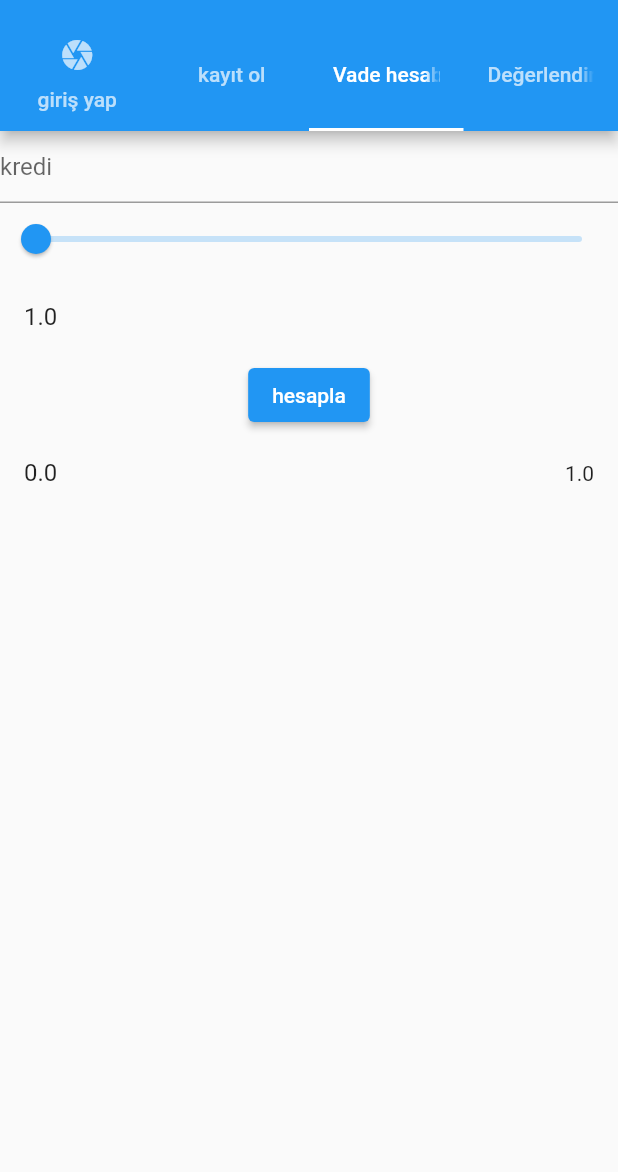
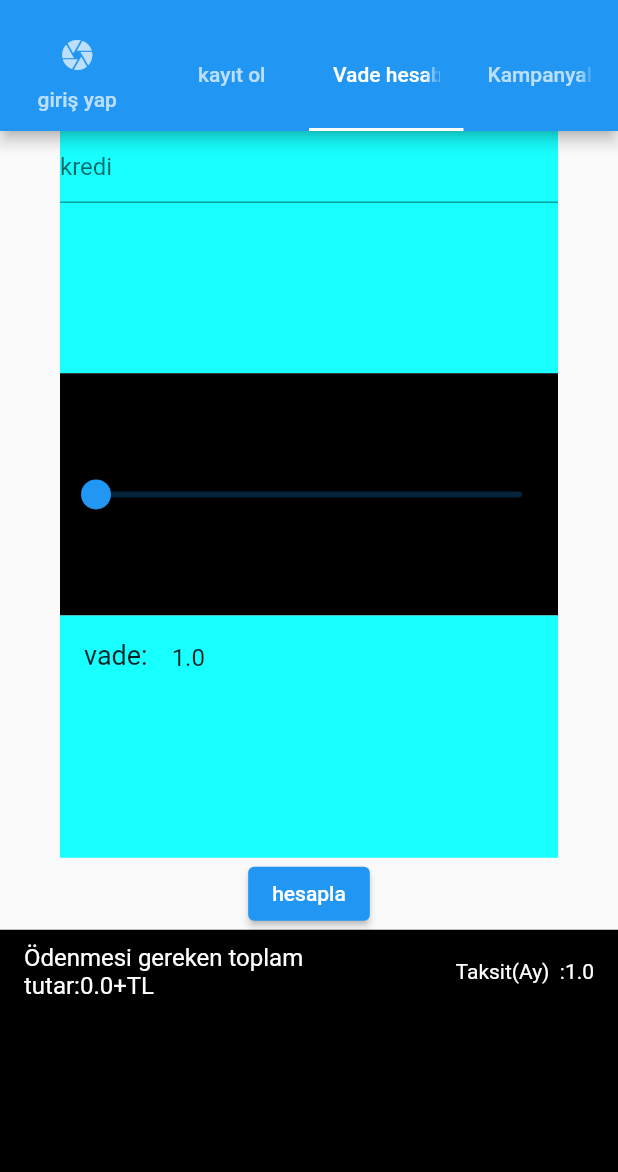
Before and after one commit to onurkryln/mobile-bank-application, a Flutter app: the screen it shows after launch, tab 3 chosen, on a phone screen of 412 x 824 dp, the part 64-1236 px from its top. Run offline on Flutter 3.47's test engine with Material 2 defaults, Android fonts, the phone set to English and light mode, and no system bars; our stand-ins replace cloud_firestore, firebase_auth, firebase_core, get; missing offline and left inert: dart:ffi; accounts and stored records are empty.

Commit message:
'update'

```diff
--- a/yenivhatsapp/lib/Entityy/hesap.dart
+++ b/yenivhatsapp/lib/Entityy/hesap.dart
@@ -83,7 +83,7 @@ List<String>tutar=[];
             text: ("Vade hesabı"),
           ),
           Tab(
-            text: ("Değerlendirme ve yardım"),
+            text: ("Kampanyalar"),
           )
         ]),
       ),
@@ -340,10 +340,23 @@ List<String>tutar=[];
   }
 
   Myimage() {
-    List <ListTile>liste=[ListTile(
+    List <ListTile>liste=[
+      ListTile(
+        tileColor: Colors.white,
+        title: Text("Hemen Üye olun anında 50TL hediye",style: TextStyle(color: Colors.black,fontSize: 19)),
+        trailing: Icon(Icons.attach_money),
+        onTap: () {
+          setState(() {
+            Navigator.push(context, MaterialPageRoute(builder: (context) => SignIn(),));
+
+
+          });
+        },
+      ),
+      ListTile(
         tileColor: color3,
         title: Text("iletişim bilgileri;0541 573 45 72",style: TextStyle(color: Colors.black,fontSize: 19)),
-      trailing: Image.asset("assets/icon/onur00.jpg"),
+        trailing: Image.asset("assets/images/onur00.jpg"),
         onTap: () {
           setState(() {
             print("$t3");
@@ -422,7 +435,7 @@ List<String>tutar=[];
                 t>=3?icon:icon2,),
                 SizedBox(height: 10,),
                 Container(color: Colors.black,
-           child: t<=3?Text("Yanıtınız içi teşekkürler:).",style: TextStyle(color: Colors.cyanAccent,fontSize: 22),):Text("bizi tercih ettiğiniz için  teşekkürler:)",style: TextStyle(fontSize: 22,color: Colors.greenAccent)),)
+                  child: t<=3?Text("Yanıtınız için teşekkürler:).",style: TextStyle(color: Colors.cyanAccent,fontSize: 22),):Text("bizi tercih ettiğiniz için  teşekkürler:)",style: TextStyle(fontSize: 22,color: Colors.greenAccent)),)
               ],
             ),
 
--- a/yenivhatsapp/lib/help.dart
+++ b/yenivhatsapp/lib/help.dart
@@ -21,23 +21,45 @@ double sonuc=0;
     return Scaffold(
       body: Column(
         children: [
-          TextFormField(decoration: InputDecoration(hintText: "kredi "), controller: para,),
-Slider(label: gun.round().toString(),min:1,max: 36,value: gun, onChanged: (double sayi) {
+          Expanded(
+            child: Container(color: Colors.cyanAccent,margin: EdgeInsets.only(right: 40,
+                left: 40),child: TextFormField(decoration: InputDecoration(hintText: "kredi ",), controller: para,)),
+          ),
+          Expanded(
+            child:   Container(color: Colors.black,margin: EdgeInsets.only(left: 40,right: 40),
+
+              child:   Slider(label:gun.toString() ,min:1,max: 36,value: gun, onChanged: (double sayi) {
+
                 setState(() {
+
                   this.gun=sayi;
-  if(gun!=1)
-  this.faiz=1.79;
+
+                  if(gun>1){
+
+                    if(faiz>=1.79){faiz=1.79;}
+
+                    else{
+
+                      faiz=faiz+0.02;
+
+                    }}
+
                   else{this.faiz=1;}
+
                 });
+
               },),
- ListTile(title:Text("$faiz"), ),
+
+            ),
+          ),
+          Expanded(child: Container(margin: EdgeInsets.only( right: 40,left: 40),color: Colors.cyanAccent,child: ListTile(title:Text("$faiz"),leading: Text("vade:",style: TextStyle(fontSize: 18)), ))),
           ElevatedButton(child: Text("hesapla"),onPressed: () {
             setState(() {
               double sa=double.parse(para.text.toString());
               sonuc=faiz*sa;
             });
- },)         ,
-          ListTile(title: Text("$sonuc"),trailing: Text("$gun"),)
+          },)          ,
+          Expanded(child: Container(color: Colors.black,child: ListTile(title: Text("Ödenmesi gereken toplam tutar:$sonuc+TL",style: TextStyle(color: Colors.white)),trailing: Text("Taksit(Ay)  :$gun",style: TextStyle(color: Colors.white)),)))
         ],
       ),
     );
```
Lines whose indentation alone changed are shown as unchanged.
